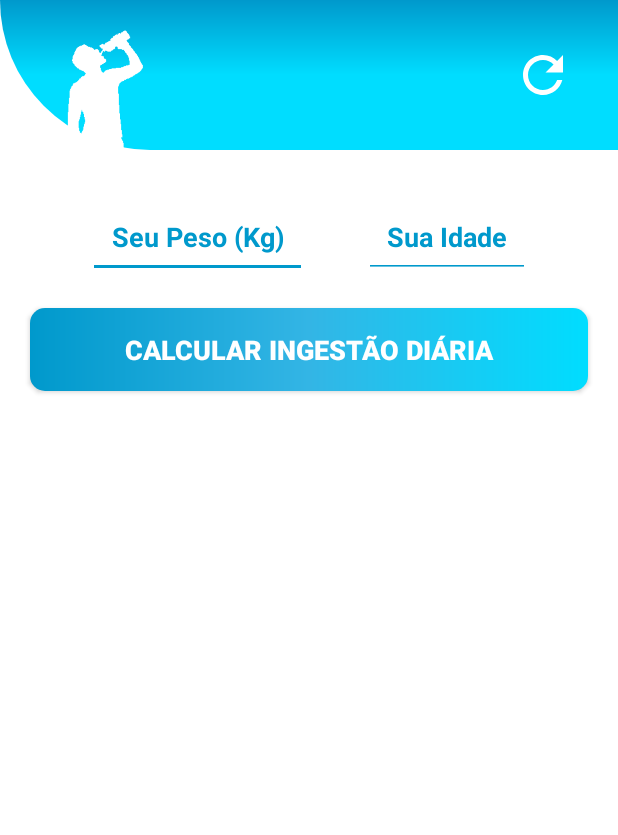
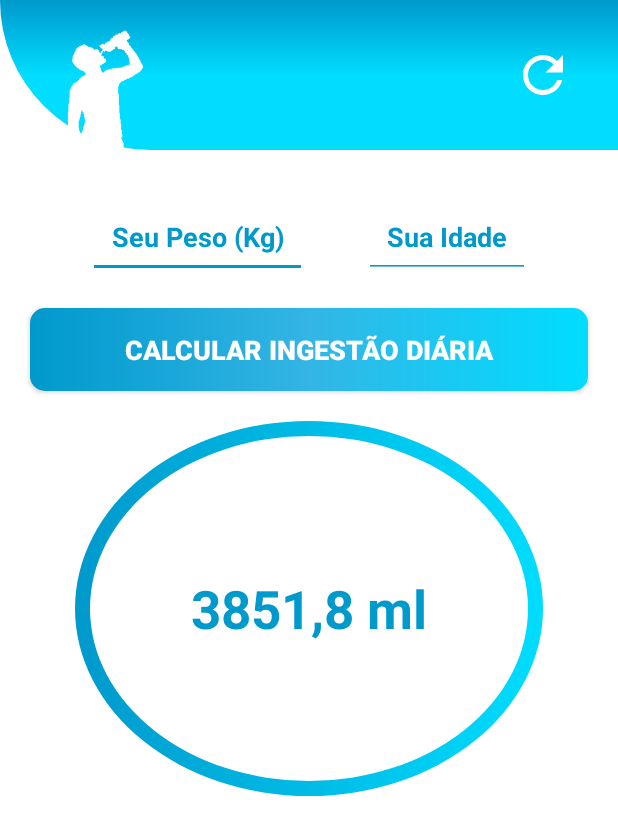
Before and after one commit to JonathanMelo04/Drink_Water_Reminder, an Android app: the screen it shows after launch (MainActivity), on a phone screen of 412 x 824 dp. Shown: the top 835 px of the screen. Run offline under Robolectric (Android 15) with nearby library versions, the phone set to English and light mode, and no system bars.

Commit message:
adding the result of the quantity of ml

```diff
--- /dev/null
+++ b/app/src/main/res/drawable/container_resultado_ml.xml
@@ -0,0 +1,23 @@
+<?xml version="1.0" encoding="utf-8"?>
+<layer-list xmlns:android="http://schemas.android.com/apk/res/android">
+
+    <item>
+        <shape android:shape="oval">
+            <gradient
+                android:angle="360"
+                android:endColor="@android:color/holo_blue_bright"
+                android:startColor="@android:color/holo_blue_dark"
+                android:type="linear" />
+        </shape>
+    </item>
+    <item
+        android:bottom="10dp"
+        android:left="10dp"
+        android:right="10dp"
+        android:top="10dp">
+        <shape android:shape="oval">
+            <solid android:color="@android:color/white" />
+        </shape>
+    </item>
+
+</layer-list>
--- a/app/src/main/res/layout/activity_main.xml
+++ b/app/src/main/res/layout/activity_main.xml
@@ -89,6 +89,29 @@
         app:layout_constraintTop_toBottomOf="@id/edit_peso"
         app:layout_constraintStart_toStartOf="parent"/>
 
+<View
+    android:id="@+id/container_resultado_ml"
+    android:layout_width="match_parent"
+    android:layout_height="250dp"
+    android:background="@drawable/container_resultado_ml"
+    android:layout_marginTop="20dp"
+    android:layout_marginStart="50dp"
+    android:layout_marginEnd="50dp"
+    app:layout_constraintTop_toBottomOf="@id/bt_calcular"
+    app:layout_constraintStart_toStartOf="parent"
+    app:layout_constraintEnd_toEndOf="parent"/>
 
+    <TextView
+        android:id="@+id/txt_resultado_ml"
+        android:layout_width="wrap_content"
+        android:layout_height="wrap_content"
+        android:text="3851,8 ml"
+        android:textSize="35sp"
+        android:textColor="@android:color/holo_blue_dark"
+        android:textStyle="bold"
+        app:layout_constraintTop_toTopOf="@id/container_resultado_ml"
+        app:layout_constraintStart_toStartOf="@id/container_resultado_ml"
+        app:layout_constraintEnd_toEndOf="@id/container_resultado_ml"
+        app:layout_constraintBottom_toBottomOf="@id/container_resultado_ml"/>
 
 </androidx.constraintlayout.widget.ConstraintLayout>
```
